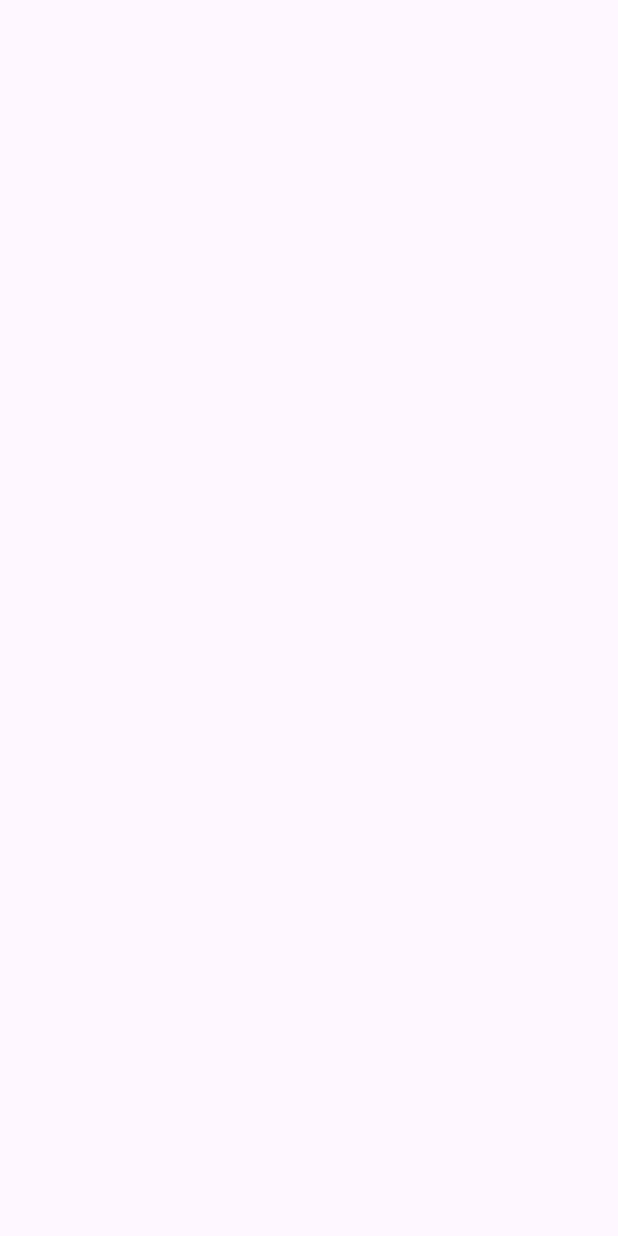
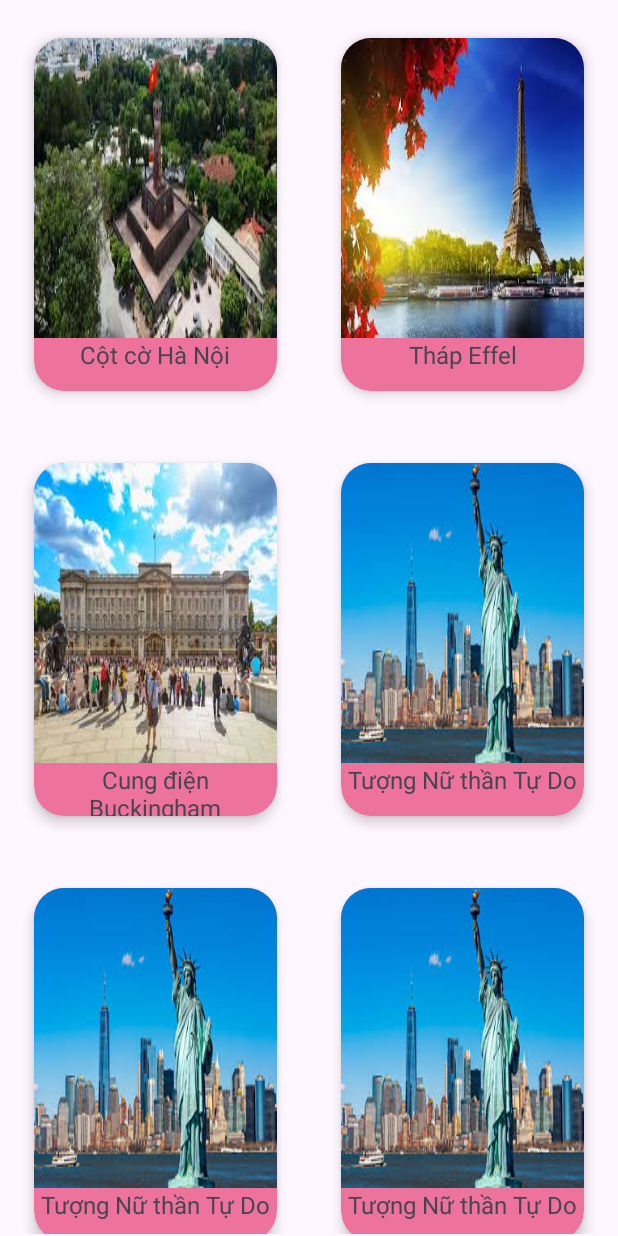
Before and after one commit to NguyenTanDat1105/BTAndroid65CLC, an Android app: the screen it shows after launch (MainActivity), on a phone screen of 412 x 824 dp. Before the commit the screen is empty. Run offline under Robolectric (Android 15) with nearby library versions, the phone set to English and light mode, and no system bars.

Commit message:
VD Recycle View

```diff
--- a/ViDuRecycleView/app/build.gradle.kts
+++ b/ViDuRecycleView/app/build.gradle.kts
@@ -37,6 +37,8 @@ dependencies {
     implementation(libs.material)
     implementation(libs.activity)
     implementation(libs.constraintlayout)
+    implementation(libs.recyclerview)
+    implementation(libs.cardview)
     testImplementation(libs.junit)
     androidTestImplementation(libs.ext.junit)
     androidTestImplementation(libs.espresso.core)
--- /dev/null
+++ b/ViDuRecycleView/app/src/main/java/clc65/nguyentandat/vidurecycleview/LandScape.java
@@ -0,0 +1,27 @@
+package clc65.nguyentandat.vidurecycleview;
+
+public class LandScape {
+    String landImageFileName;
+    String landCaption;
+
+    public LandScape(String landImageFileName, String landCaption) {
+        this.landImageFileName = landImageFileName;
+        this.landCaption = landCaption;
+    }
+
+    public String getLandImageFileName() {
+        return landImageFileName;
+    }
+
+    public void setLandImageFileName(String landImageFileName) {
+        this.landImageFileName = landImageFileName;
+    }
+
+    public String getLandCaption() {
+        return landCaption;
+    }
+
+    public void setLandCaption(String landCaption) {
+        this.landCaption = landCaption;
+    }
+}
--- /dev/null
+++ b/ViDuRecycleView/app/src/main/java/clc65/nguyentandat/vidurecycleview/LandScapeAdapter.java
@@ -0,0 +1,79 @@
+package clc65.nguyentandat.vidurecycleview;
+
+import android.content.Context;
+import android.view.LayoutInflater;
+import android.view.View;
+import android.view.ViewGroup;
+import android.widget.ImageView;
+import android.widget.TextView;
+import android.widget.Toast;
+
+import androidx.annotation.NonNull;
+import androidx.recyclerview.widget.RecyclerView;
+
+import java.util.ArrayList;
+import java.util.zip.Inflater;
+
+public class LandScapeAdapter extends RecyclerView.Adapter<LandScapeAdapter.ItemLandScapeViewHolder> {
+    Context context;
+    ArrayList<LandScape> lstData;
+
+    public LandScapeAdapter(Context context, ArrayList<LandScape> lstData) {
+        this.context = context;
+        this.lstData = lstData;
+    }
+
+    @NonNull
+    @Override
+    public ItemLandScapeViewHolder onCreateViewHolder(@NonNull ViewGroup parent, int viewType) {
+        LayoutInflater cai_bom = LayoutInflater.from(context);
+        View viewItem =  cai_bom.inflate(R.layout.item_land,parent,false);
+        ItemLandScapeViewHolder viewHolderCreated = new ItemLandScapeViewHolder(viewItem);
+        return viewHolderCreated;
+    }
+
+    @Override
+    public void onBindViewHolder(@NonNull ItemLandScapeViewHolder holder, int position) {
+        // lấy đối tượng hiển thị
+        LandScape landScapeHienThi = lstData.get(position);
+        // Trích thông tin
+        String caption = landScapeHienThi.getLandCaption();
+        String tenFileAnh = landScapeHienThi.getLandImageFileName();
+        // Đặt vào các trường thông tin của holder
+        holder.tvCaption.setText(caption);
+        // Đặt ảnh
+        String packageName = holder.itemView.getContext().getPackageName();
+        int imageID = holder.itemView.getResources().getIdentifier(tenFileAnh,"mipmap", packageName);
+        holder.ivLandScape.setImageResource(imageID);
+    }
+
+    @Override
+    public int getItemCount() {
+        return lstData.size();
+    }
+
+    class ItemLandScapeViewHolder extends RecyclerView.ViewHolder implements View.OnClickListener{
+        TextView tvCaption;
+        ImageView ivLandScape;
+
+        public ItemLandScapeViewHolder(@NonNull View itemView) {
+            super(itemView);
+            tvCaption = itemView.findViewById(R.id.textViewCaption);
+            ivLandScape = itemView.findViewById(R.id.imageViewLand);
+            itemView.setOnClickListener(this);
+        }
+
+        @Override
+        public void onClick(View v) {
+            // Code ở đây
+            int viTriDuocClick = getAbsoluteAdapterPosition();
+            LandScape phanTuDuocChon = lstData.get(viTriDuocClick);
+            // bóc thông tin
+            String ten = phanTuDuocChon.getLandCaption();
+            String tenFile = phanTuDuocChon.getLandImageFileName();
+            // Toast Tên
+            String chuoiThongBao = "Bạn vừa Click vào : " + ten;
+            Toast.makeText(v.getContext(), chuoiThongBao, Toast.LENGTH_LONG).show();
+        }
+    }
+}
--- a/ViDuRecycleView/app/src/main/java/clc65/nguyentandat/vidurecycleview/MainActivity.java
+++ b/ViDuRecycleView/app/src/main/java/clc65/nguyentandat/vidurecycleview/MainActivity.java
@@ -7,18 +7,46 @@ import androidx.appcompat.app.AppCompatActivity;
 import androidx.core.graphics.Insets;
 import androidx.core.view.ViewCompat;
 import androidx.core.view.WindowInsetsCompat;
+import androidx.recyclerview.widget.GridLayoutManager;
+import androidx.recyclerview.widget.LinearLayoutManager;
+import androidx.recyclerview.widget.RecyclerView;
+
+import java.util.ArrayList;
 
 public class MainActivity extends AppCompatActivity {
-
+    LandScapeAdapter landScapeAdapter;
+    ArrayList<LandScape> recyclerViewDatas;
+    RecyclerView recyclerViewLandScape;
     @Override
     protected void onCreate(Bundle savedInstanceState) {
         super.onCreate(savedInstanceState);
-        EdgeToEdge.enable(this);
         setContentView(R.layout.activity_main);
-        ViewCompat.setOnApplyWindowInsetsListener(findViewById(R.id.main), (v, insets) -> {
-            Insets systemBars = insets.getInsets(WindowInsetsCompat.Type.systemBars());
-            v.setPadding(systemBars.left, systemBars.top, systemBars.right, systemBars.bottom);
-            return insets;
-        });
+        //3
+        recyclerViewDatas = getDataForRecyclerView();
+        //4
+        recyclerViewLandScape = findViewById(R.id.recyclerland);
+        //5
+//        RecyclerView.LayoutManager layoutLinear = new LinearLayoutManager(this);
+//        recyclerViewLandScape.setLayoutManager(layoutLinear);
+//        RecyclerView.LayoutManager layoutLinearHorizontal = new LinearLayoutManager(this, LinearLayoutManager.HORIZONTAL, false);
+//        recyclerViewLandScape.setLayoutManager(layoutLinearHorizontal);
+        RecyclerView.LayoutManager layoutGrid = new GridLayoutManager(this, 2);
+        recyclerViewLandScape.setLayoutManager(layoutGrid);
+        //6
+        landScapeAdapter = new LandScapeAdapter(this,recyclerViewDatas);
+        //7
+        recyclerViewLandScape.setAdapter(landScapeAdapter);
+    }
+
+    ArrayList<LandScape> getDataForRecyclerView () {
+        ArrayList<LandScape> dsDuLieu = new ArrayList<LandScape>();
+        LandScape landScape1 = new LandScape("flag_tower_of_hanoi", "Cột cờ Hà Nội");
+        dsDuLieu.add(landScape1);
+        dsDuLieu.add(new LandScape("effel_tower", "Tháp Effel"));
+        dsDuLieu.add(new LandScape("buckingham", "Cung điện Buckingham"));
+        dsDuLieu.add(new LandScape("statue_of_liberty", "Tượng Nữ thần Tự Do"));
+        dsDuLieu.add(new LandScape("statue_of_liberty", "Tượng Nữ thần Tự Do"));
+        dsDuLieu.add(new LandScape("statue_of_liberty", "Tượng Nữ thần Tự Do"));
+        return dsDuLieu;
     }
 }
--- a/ViDuRecycleView/app/src/main/res/layout/activity_main.xml
+++ b/ViDuRecycleView/app/src/main/res/layout/activity_main.xml
@@ -5,4 +5,18 @@
     android:id="@+id/main"
     android:layout_width="match_parent"
     android:layout_height="match_parent"
-    tools:context=".MainActivity"/>
+    tools:context=".MainActivity">
+
+    <androidx.recyclerview.widget.RecyclerView
+        android:id="@+id/recyclerland"
+        android:layout_width="0dp"
+        android:layout_height="0dp"
+        android:layout_marginStart="1dp"
+        android:layout_marginTop="1dp"
+        android:layout_marginEnd="1dp"
+        android:layout_marginBottom="1dp"
+        app:layout_constraintBottom_toBottomOf="parent"
+        app:layout_constraintEnd_toEndOf="parent"
+        app:layout_constraintStart_toStartOf="parent"
+        app:layout_constraintTop_toTopOf="parent" />
+</androidx.constraintlayout.widget.ConstraintLayout>
--- /dev/null
+++ b/ViDuRecycleView/app/src/main/res/layout/item_land.xml
@@ -0,0 +1,48 @@
+<?xml version="1.0" encoding="utf-8"?>
+<androidx.constraintlayout.widget.ConstraintLayout xmlns:android="http://schemas.android.com/apk/res/android"
+    xmlns:app="http://schemas.android.com/apk/res-auto"
+    xmlns:tools="http://schemas.android.com/tools"
+    android:layout_width="match_parent"
+    android:layout_height="wrap_content"
+    android:layout_margin="10dp">
+
+    <androidx.cardview.widget.CardView
+        android:layout_width="match_parent"
+        android:layout_height="wrap_content"
+        app:cardBackgroundColor="#ED729C"
+        app:cardCornerRadius="20dp"
+        app:cardElevation="5dp"
+        app:cardUseCompatPadding="true"
+        app:layout_constraintBottom_toBottomOf="parent"
+        app:layout_constraintEnd_toEndOf="parent"
+        app:layout_constraintStart_toStartOf="parent"
+        app:layout_constraintTop_toTopOf="parent">
+
+        <androidx.constraintlayout.widget.ConstraintLayout
+            android:layout_width="match_parent"
+            android:layout_height="wrap_content">
+
+            <ImageView
+                android:id="@+id/imageViewLand"
+                android:layout_width="0dp"
+                android:layout_height="200dp"
+                android:scaleType="fitXY"
+                app:layout_constraintEnd_toEndOf="parent"
+                app:layout_constraintStart_toStartOf="parent"
+                app:layout_constraintTop_toTopOf="parent"
+                tools:srcCompat="@tools:sample/backgrounds/scenic" />
+
+            <TextView
+                android:id="@+id/textViewCaption"
+                android:layout_width="0dp"
+                android:layout_height="35dp"
+                android:text="TextView"
+                android:textAlignment="center"
+                android:textSize="16sp"
+                app:layout_constraintEnd_toEndOf="parent"
+                app:layout_constraintStart_toStartOf="parent"
+                app:layout_constraintTop_toBottomOf="@+id/imageViewLand" />
+        </androidx.constraintlayout.widget.ConstraintLayout>
+
+    </androidx.cardview.widget.CardView>
+</androidx.constraintlayout.widget.ConstraintLayout>
--- a/ViDuRecycleView/gradle/libs.versions.toml
+++ b/ViDuRecycleView/gradle/libs.versions.toml
@@ -7,6 +7,8 @@ appcompat = "1.7.1"
 material = "1.13.0"
 activity = "1.11.0"
 constraintlayout = "2.2.1"
+recyclerview = "1.4.0"
+cardview = "1.0.0"
 
 [libraries]
 junit = { group = "junit", name = "junit", version.ref = "junit" }
@@ -16,6 +18,8 @@ appcompat = { group = "androidx.appcompat", name = "appcompat", version.ref = "a
 material = { group = "com.google.android.material", name = "material", version.ref = "material" }
 activity = { group = "androidx.activity", name = "activity", version.ref = "activity" }
 constraintlayout = { group = "androidx.constraintlayout", name = "constraintlayout", version.ref = "constraintlayout" }
+recyclerview = { group = "androidx.recyclerview", name = "recyclerview", version.ref = "recyclerview" }
+cardview = { group = "androidx.cardview", name = "cardview", version.ref = "cardview" }
 
 [plugins]
 android-application = { id = "com.android.application", version.ref = "agp" }
```
Also changed, not shown: ViDuRecycleView/app/src/main/res/mipmap-hdpi/buckingham.jpg (added), ViDuRecycleView/app/src/main/res/mipmap-hdpi/effel_tower.jpg (added), ViDuRecycleView/app/src/main/res/mipmap-hdpi/flag_tower_of_hanoi.jpg (added), ViDuRecycleView/app/src/main/res/mipmap-hdpi/statue_of_liberty.jpg (added).
